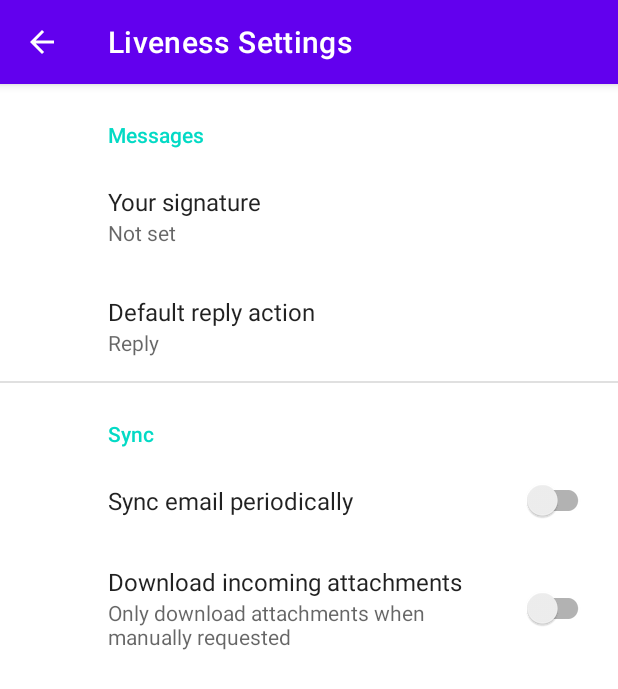
After one commit to rmayr/livenesssignal-android, an Android app: the SettingsActivity screen opened directly, with no data from a screen before it, on a phone screen of 412 x 824 dp. The commit adds this screen. Shown: the top 689 px of the screen. Run offline under Robolectric (Android 15) with nearby library versions, the phone set to English and light mode, and no system bars; our stand-ins replace androidx.preference.

Commit message:
Add wizard-created Settings activity and call it after login - still needs to be defined

```diff
--- a/app/src/main/AndroidManifest.xml
+++ b/app/src/main/AndroidManifest.xml
@@ -9,6 +9,10 @@
         android:roundIcon="@mipmap/ic_launcher_round"
         android:supportsRtl="true"
         android:theme="@style/Theme.LivenessSignal">
+        <activity
+            android:name=".SettingsActivity"
+            android:exported="true"
+            android:label="@string/title_activity_settings" />
         <activity
             android:name=".ui.login.LoginActivity"
             android:exported="true"
--- /dev/null
+++ b/app/src/main/java/at/jku/ins/android/liveness/android/SettingsActivity.kt
@@ -0,0 +1,26 @@
+package at.jku.ins.android.liveness.android
+
+import android.os.Bundle
+import androidx.appcompat.app.AppCompatActivity
+import androidx.preference.PreferenceFragmentCompat
+
+class SettingsActivity : AppCompatActivity() {
+
+    override fun onCreate(savedInstanceState: Bundle?) {
+        super.onCreate(savedInstanceState)
+        setContentView(R.layout.settings_activity)
+        if (savedInstanceState == null) {
+            supportFragmentManager
+                .beginTransaction()
+                .replace(R.id.settings, SettingsFragment())
+                .commit()
+        }
+        supportActionBar?.setDisplayHomeAsUpEnabled(true)
+    }
+
+    class SettingsFragment : PreferenceFragmentCompat() {
+        override fun onCreatePreferences(savedInstanceState: Bundle?, rootKey: String?) {
+            setPreferencesFromResource(R.xml.root_preferences, rootKey)
+        }
+    }
+}
--- a/app/src/main/java/at/jku/ins/android/liveness/android/ui/login/LoginActivity.kt
+++ b/app/src/main/java/at/jku/ins/android/liveness/android/ui/login/LoginActivity.kt
@@ -1,6 +1,7 @@
 package at.jku.ins.android.liveness.android.ui.login
 
 import android.app.Activity
+import android.content.Intent
 import androidx.lifecycle.Observer
 import androidx.lifecycle.ViewModelProvider
 import android.os.Bundle
@@ -15,6 +16,7 @@ import android.widget.Toast
 import at.jku.ins.android.liveness.android.databinding.ActivityLoginBinding
 
 import at.jku.ins.android.liveness.android.R
+import at.jku.ins.android.liveness.android.SettingsActivity
 
 class LoginActivity : AppCompatActivity() {
 
@@ -99,14 +101,9 @@ class LoginActivity : AppCompatActivity() {
     }
 
     private fun updateUiWithUser(model: LoggedInUserView) {
-        val welcome = getString(R.string.welcome)
         val displayName = model.displayName
-        // TODO : initiate successful logged in experience
-        Toast.makeText(
-            applicationContext,
-            "$welcome $displayName",
-            Toast.LENGTH_LONG
-        ).show()
+
+        startActivity(Intent(this, SettingsActivity::class.java))
     }
 
     private fun showLoginFailed(@StringRes errorString: Int) {
--- /dev/null
+++ b/app/src/main/res/layout/settings_activity.xml
@@ -0,0 +1,9 @@
+<LinearLayout xmlns:android="http://schemas.android.com/apk/res/android"
+    android:layout_width="match_parent"
+    android:layout_height="match_parent">
+
+    <FrameLayout
+        android:id="@+id/settings"
+        android:layout_width="match_parent"
+        android:layout_height="match_parent" />
+</LinearLayout>
--- /dev/null
+++ b/app/src/main/res/xml/root_preferences.xml
@@ -0,0 +1,35 @@
+<PreferenceScreen xmlns:app="http://schemas.android.com/apk/res-auto">
+
+    <PreferenceCategory app:title="@string/messages_header">
+
+        <EditTextPreference
+            app:key="signature"
+            app:title="@string/signature_title"
+            app:useSimpleSummaryProvider="true" />
+
+        <ListPreference
+            app:defaultValue="reply"
+            app:entries="@array/reply_entries"
+            app:entryValues="@array/reply_values"
+            app:key="reply"
+            app:title="@string/reply_title"
+            app:useSimpleSummaryProvider="true" />
+
+    </PreferenceCategory>
+
+    <PreferenceCategory app:title="@string/sync_header">
+
+        <SwitchPreferenceCompat
+            app:key="sync"
+            app:title="@string/sync_title" />
+
+        <SwitchPreferenceCompat
+            app:dependency="sync"
+            app:key="attachment"
+            app:summaryOff="@string/attachment_summary_off"
+            app:summaryOn="@string/attachment_summary_on"
+            app:title="@string/attachment_title" />
+
+    </PreferenceCategory>
+
+</PreferenceScreen>
--- a/build.gradle
+++ b/build.gradle
@@ -6,7 +6,7 @@ buildscript {
     }
     dependencies {
         classpath "com.android.tools.build:gradle:7.0.2"
-        classpath "org.jetbrains.kotlin:kotlin-gradle-plugin:1.5.30"
+        classpath 'org.jetbrains.kotlin:kotlin-gradle-plugin:1.5.31'
 
         // NOTE: Do not place your application dependencies here; they belong
         // in the individual module build.gradle files
```
